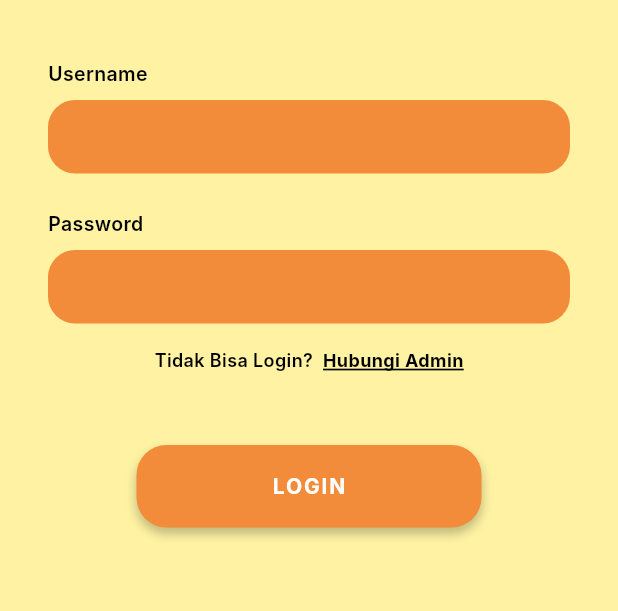
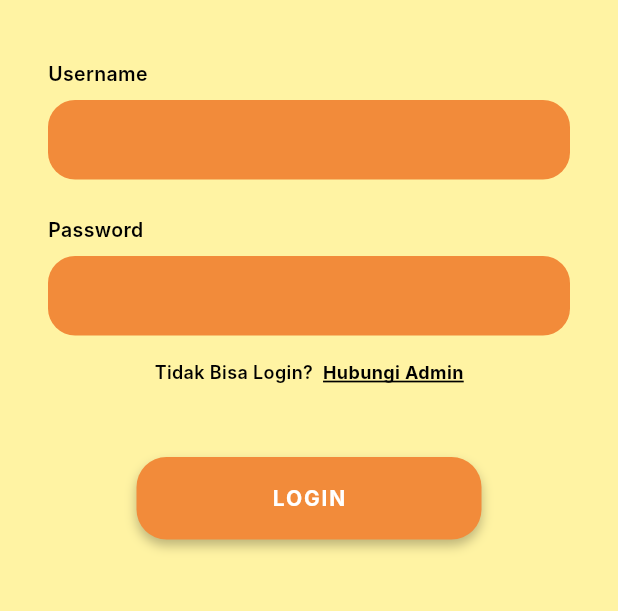
Before and after one commit to Ellyas-Prambudyas/inventoryapp, a Flutter app: the screen it shows after launch, on a phone screen of 412 x 824 dp, the part 203-814 px from its top. Run offline on Flutter 3.47's test engine with Material 3 defaults, Android fonts, the phone set to English and light mode, and no system bars; our stand-ins replace image_picker, qr_flutter, supabase_flutter; missing offline and left inert: image_gallery_saver_plus, mobile_scanner; accounts and stored records are empty; Roboto replaces fonts that are missing (Inter).

Commit message:
Update login_page_merapikan.dart

```diff
--- a/lib/pages/login_page.dart
+++ b/lib/pages/login_page.dart
@@ -337,11 +337,11 @@ class _RoundedOrangeTextField extends StatelessWidget {
     return TextField(
       controller: controller,
       obscureText: isPassword,
-      style: const TextStyle(fontSize: 14),
+      style: const TextStyle(fontSize: 15),
       decoration: InputDecoration(
         isDense: true,
         contentPadding:
-            const EdgeInsets.symmetric(horizontal: 16, vertical: 14),
+            const EdgeInsets.symmetric(horizontal: 16, vertical: 15),
         filled: true,
         fillColor: orange,
         hintText: hintText,
@@ -354,7 +354,7 @@ class _RoundedOrangeTextField extends StatelessWidget {
           borderRadius: BorderRadius.circular(18),
           borderSide: const BorderSide(
             color: Color(0xFF007BFF), // garis biru saat fokus
-            width: 3,
+            width: 4,
           ),
         ),
       ),
```
